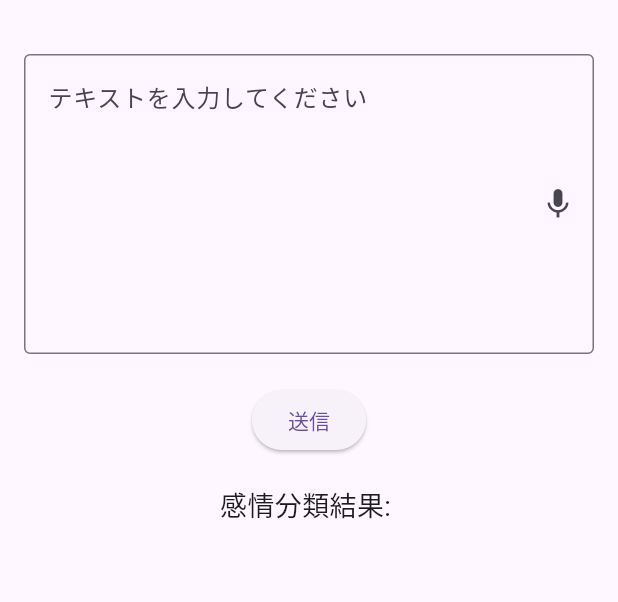
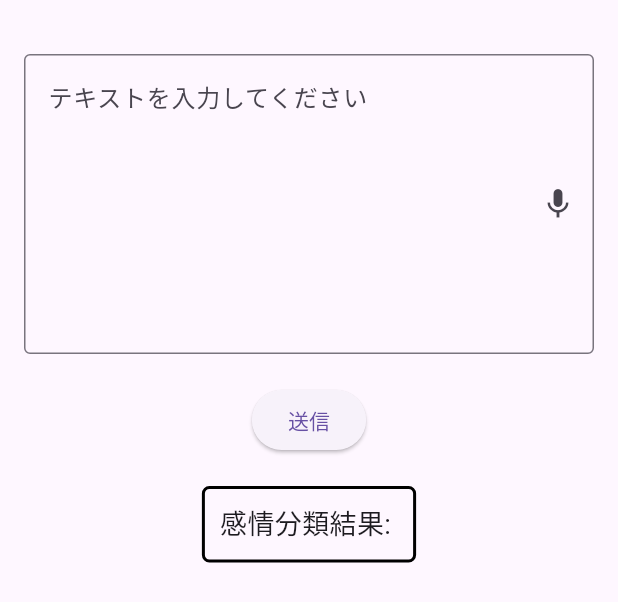
Before and after one commit to yoichiyy/haruyume2024, a Flutter app: the EmotionClassifierScreen widget shown alone on an empty page, opened directly, after a tap on "送信", on a phone screen of 412 x 824 dp. Shown: the top 602 px of the screen. Run offline on Flutter 3.47's test engine with Material 3 defaults, Android fonts, the phone set to English and light mode, and no system bars; our stand-ins replace audioplayers, cloud_firestore, confetti, firebase_auth, firebase_core, shared_preferences and 1 more; accounts and stored records are empty; network calls fail.

Commit message:
ローカル成功

```diff
--- a/lib/widgets/emotion_classifier_screen.dart
+++ b/lib/widgets/emotion_classifier_screen.dart
@@ -19,9 +19,8 @@ class EmotionClassifierScreenState extends State<EmotionClassifierScreen> {
 
   // Flask APIを呼び出す関数
   Future<void> sendToFlask(String inputText) async {
-    // const String apiUrl = "http://127.0.0.1:5000/analyze"; // FlaskのURL
-    const String apiUrl =
-        "https://flask-v9rl.onrender.com/analyze"; // FlaskのURL
+    // const String apiUrl = "http://127.0.0.1:5000/analyze"; // ローカル
+    const String apiUrl = "https://flask-v9rl.onrender.com/analyze"; // FlasK
 
     final response = await http.post(
       Uri.parse(apiUrl),
@@ -34,7 +33,7 @@ class EmotionClassifierScreenState extends State<EmotionClassifierScreen> {
     if (response.statusCode == 200) {
       var result = jsonDecode(response.body);
       setState(() {
-        _classificationResult = result['classification']; // 結果を保存
+        _classificationResult = result['analysis']; // 結果を保存
       });
       debugPrint("感情分類結果: $_classificationResult");
     } else {
@@ -96,10 +95,23 @@ class EmotionClassifierScreenState extends State<EmotionClassifierScreen> {
             child: const Text('送信'),
           ),
           const SizedBox(height: 20), // 結果表示のためのスペース
-          Text(
-            '感情分類結果: $_classificationResult',
-            style: const TextStyle(fontSize: 18),
-          ),
+          Container(
+            padding: const EdgeInsets.all(10.0), // 枠線内の余白
+            margin:
+                const EdgeInsets.symmetric(horizontal: 10.0), // 左右の余白（1cm相当）
+            decoration: BoxDecoration(
+              border: Border.all(color: Colors.black, width: 2.0), // 黒い枠線
+              borderRadius: BorderRadius.circular(5.0), // 角を少し丸める
+            ),
+            constraints: const BoxConstraints(
+              maxWidth: double.infinity, // 画面横いっぱい
+            ),
+            child: Text(
+              '感情分類結果: $_classificationResult',
+              style: const TextStyle(fontSize: 18),
+              textAlign: TextAlign.left, // テキストを左揃えに
+            ),
+          )
         ],
       ),
     );
```
Also changed, not shown: 1 other file.
